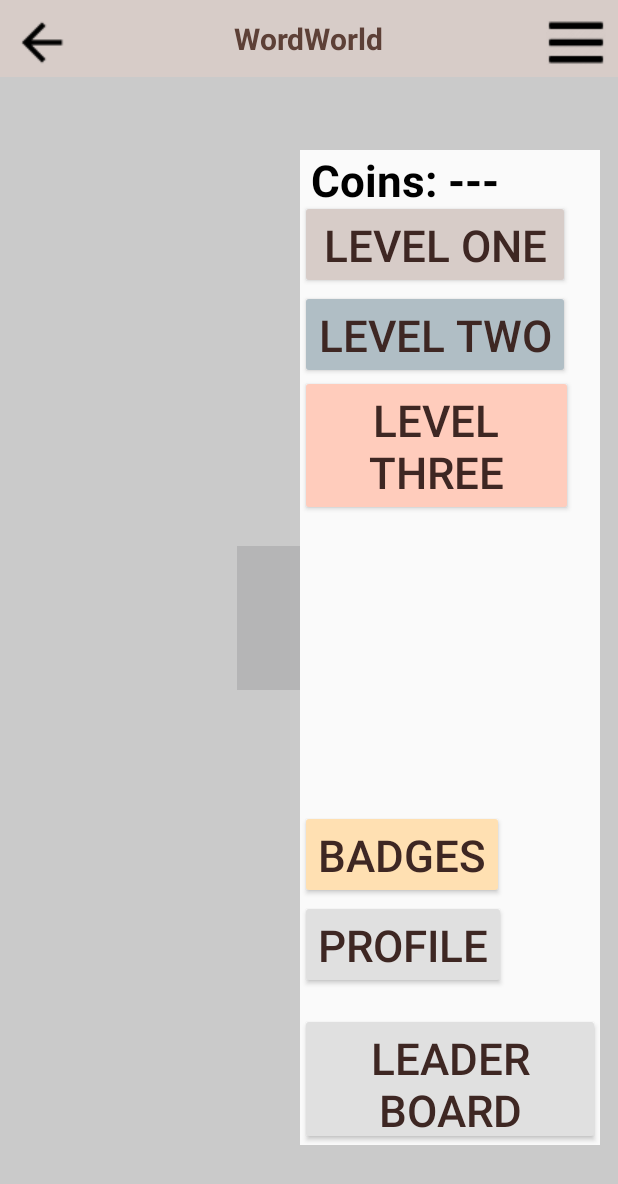
After one commit to TimmyHunter007/WordWorld, an Android app: the layout sidbar_layout.xml on its own in the app's theme, with its tools: preview values and no code run, on a phone screen of 412 x 824 dp. The commit adds this screen. Shown: the top 1184 px of the screen. Run offline under Robolectric (Android 15) with nearby library versions, the phone set to English and light mode, and no system bars.

Commit message:
SidBar View in progress

```diff
--- a/app/src/main/java/com/example/wordworld/MainActivity.java
+++ b/app/src/main/java/com/example/wordworld/MainActivity.java
@@ -1,5 +1,6 @@
 package com.example.wordworld;
 
+import android.animation.ObjectAnimator;
 import android.content.Intent;
 import android.os.Bundle;
 import android.view.View;
@@ -7,12 +8,16 @@ import android.widget.Button;
 import android.widget.ImageButton;
 import android.widget.TextView;
 import androidx.appcompat.app.AppCompatActivity;
+
+import com.google.android.material.navigation.NavigationView;
+
 import java.text.SimpleDateFormat;
 import java.util.Date;
 import java.util.Locale;
 
 public class MainActivity extends AppCompatActivity {
 
+   private boolean NavOpen = false;
     @Override
     protected void onCreate(Bundle savedInstanceState) {
         super.onCreate(savedInstanceState);
@@ -37,12 +42,38 @@ public class MainActivity extends AppCompatActivity {
         });
 
         // Initialize the navigation button and set the click listener
+        //Have to figure out have to have the slidbar transition instead of closing the app
+        //setContentView(R.layout.sidbar_layout);
         ImageButton navButton = findViewById(R.id.nav_button);
+        NavigationView navigationView = findViewById(R.id.nav_view);
+
+        navigationView.post(new Runnable() {
+            @Override
+            public void run() {
+                navigationView.setTranslationX(-navigationView.getWidth());
+                navigationView.setVisibility(View.GONE);
+            }
+        });
         navButton.setOnClickListener(new View.OnClickListener() {
             @Override
-            public void onClick(View v) {
-                // Handle navigation button action
-                // Open navigation drawer or other action
+            public void onClick(View v)
+            {
+                //setContentView(R.layout.sidbar_layout);
+                if(NavOpen)
+                {
+                    ObjectAnimator.ofFloat(navigationView,"translationX",-navigationView.getWidth()).start();
+                    navigationView.setVisibility(View.GONE);
+                }
+                else
+                {
+                    navigationView.setVisibility(View.VISIBLE);
+                    ObjectAnimator.ofFloat(navigationView,"translationX",0).start();
+                }
+                NavOpen = !NavOpen;
+
+
+
+
             }
         });
 
@@ -75,5 +106,6 @@ public class MainActivity extends AppCompatActivity {
                 startActivity(intent);
             }
         });
+
     }
 }
--- a/app/src/main/res/layout/activity_main.xml
+++ b/app/src/main/res/layout/activity_main.xml
@@ -11,7 +11,7 @@
             android:layout_below="@id/header"
             android:scaleType="centerCrop"
             android:background="@drawable/main_bg_transparency"
-            android:contentDescription="@string/background_image"/>
+            android:contentDescription="@string/nav"/>
 
     <!-- Header Layout -->
     <include
@@ -94,7 +94,7 @@
             android:textStyle="bold"
             android:layout_above="@id/leader_board"
             android:layout_marginBottom="16dp"
-            android:layout_centerHorizontal="true" />
+            android:layout_centerHorizontal="true"/>
 
     <!-- Leader Board Button -->
     <Button
--- /dev/null
+++ b/app/src/main/res/layout/sidbar_layout.xml
@@ -0,0 +1,114 @@
+<?xml version="1.0" encoding="utf-8"?>
+<RelativeLayout xmlns:android="http://schemas.android.com/apk/res/android"
+                                                   xmlns:app="http://schemas.android.com/apk/res-auto"
+                                                   xmlns:tools="http://schemas.android.com/tools"
+                                                   android:layout_width="match_parent"
+                                                   android:layout_height="match_parent"
+                android:background="@drawable/main_bg_transparency">
+    <include
+            layout="@layout/header"
+            android:layout_width="match_parent"
+            android:layout_height="wrap_content" />
+    <androidx.constraintlayout.widget.ConstraintLayout
+            android:layout_width="match_parent"
+            android:layout_height="match_parent"
+            tools:context=".MainActivity">
+
+        <com.google.android.material.navigation.NavigationView
+                android:id="@+id/nav_view"
+                android:layout_width="200dp"
+                android:layout_height="663dp"
+                tools:layout_editor_absoluteY="76dp"
+                tools:layout_editor_absoluteX="248dp"
+                android:layout_gravity="start"
+                android:fitsSystemWindows="true"
+                android:translationX="200dp"
+                android:translationY="100dp"
+
+                tools:ignore="MissingConstraints">
+
+
+            <Button
+                    android:id="@+id/level_one"
+                    android:layout_width="180dp"
+                    android:layout_height="wrap_content"
+                    android:text="@string/level_one"
+                    android:textColor="@color/button_text"
+                    android:textSize="29sp"
+                    android:backgroundTint="@color/level_1"
+                    android:layout_marginTop="33dp"
+                    android:layout_centerHorizontal="true"
+            />
+            <Button
+                    android:id="@+id/level_two"
+                    android:layout_width="wrap_content"
+                    android:layout_height="wrap_content"
+                    android:text="@string/level_two"
+                    android:textColor="@color/button_text"
+                    android:textSize="29sp"
+                    android:backgroundTint="@color/level_2"
+                    android:layout_marginTop="93dp"
+                    android:layout_below="@id/level_one"
+                    android:layout_centerHorizontal="true"/>
+            <Button
+                    android:id="@+id/level_three"
+                    android:layout_width="182dp"
+                    android:layout_height="wrap_content"
+                    android:text="@string/level_three"
+                    android:textColor="@color/button_text"
+                    android:textSize="29sp"
+                    android:backgroundTint="@color/level_3"
+                    android:layout_marginTop="150dp"
+                    android:layout_below="@id/level_two"
+                    android:layout_centerHorizontal="true"/>
+            <Button
+                    android:id="@+id/badges"
+                    android:layout_width="wrap_content"
+                    android:layout_height="wrap_content"
+                    android:text="@string/badges"
+                    android:textColor="@color/button_text"
+                    android:textSize="29sp"
+                    android:backgroundTint="@color/badge_button"
+                    android:layout_marginTop="440dp"
+                    android:layout_below="@id/level_three"
+                    android:layout_centerHorizontal="true"/>
+            <TextView
+                    android:id="@+id/coin_count"
+                    android:layout_width="wrap_content"
+                    android:layout_height="wrap_content"
+                    android:text=" Coins: ---"
+                    android:textColor="@color/black"
+                    android:textSize="29sp"
+                    android:textStyle="bold"
+                    android:layout_above="@id/leader_board"
+                    android:layout_centerHorizontal="true"/>
+            <Button
+                    android:id="@+id/leader_board"
+                    android:layout_width="wrap_content"
+                    android:layout_height="wrap_content"
+                    android:text="@string/leader_board"
+                    android:textColor="@color/button_text"
+                    android:textSize="29sp"
+                    android:backgroundTint="@color/profile_leaderBoard_button"
+                    android:layout_above="@+id/profile"
+                    android:layout_marginTop="575dp"
+                    android:layout_centerHorizontal="true"
+            />
+            <Button
+                    android:id="@+id/profile"
+                    android:layout_width="wrap_content"
+                    android:layout_height="wrap_content"
+                    android:text="@string/profile"
+                    android:textColor="@color/button_text"
+                    android:textSize="29sp"
+                    android:backgroundTint="@color/profile_leaderBoard_button"
+                    android:layout_marginTop="500dp"
+                    android:layout_centerHorizontal="true"
+                    android:layout_alignParentBottom="true"/>
+
+        </com.google.android.material.navigation.NavigationView>
+
+    </androidx.constraintlayout.widget.ConstraintLayout>
+
+
+</RelativeLayout>
--- a/app/src/main/res/values/strings.xml
+++ b/app/src/main/res/values/strings.xml
@@ -1,6 +1,7 @@
 <resources>
     <string name="app_name">WordWorld</string>
-    <string name="background_image">Background Image</string>
+    <string name="nav">Background Image</string>
+    <string name="nav_view">Background Image</string>
     <string name="level_one">Level One</string>
     <string name="level_two">Level Two</string>
     <string name="level_three">Level Three</string>
@@ -9,4 +10,6 @@
     <string name="profile">Profile</string>
     <string name="submit">Submit</string>
     <string name="placeholder_text">Place Holder</string>
+
+
 </resources>
```
